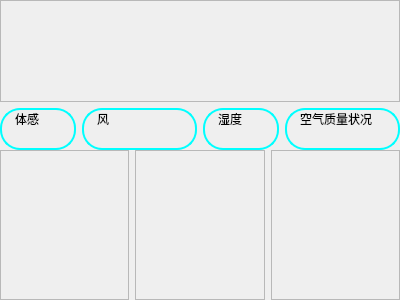
Qt form ui/weather.ui (Younger-Chan/everyday) before a commit.
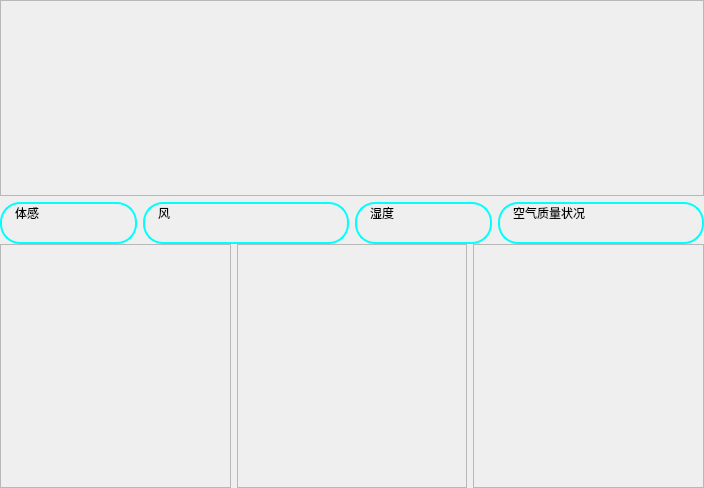
The same form after that commit.

Commit message: 修改天气布局

What changed in the file:
```diff
--- a/ui/weather.ui
+++ b/ui/weather.ui
@@ -6,8 +6,8 @@
    <rect>
     <x>0</x>
     <y>0</y>
-    <width>400</width>
-    <height>300</height>
+    <width>704</width>
+    <height>488</height>
    </rect>
   </property>
   <property name="windowTitle">
@@ -79,7 +79,7 @@
               <number>0</number>
              </property>
              <item>
-              <layout class="QHBoxLayout" name="horizontalLayout_2" stretch="2,2">
+              <layout class="QHBoxLayout" name="horizontalLayout_5" stretch="5,5">
                <item>
                 <widget class="QLabel" name="l_loc">
                  <property name="sizePolicy">
@@ -102,7 +102,7 @@
                 </widget>
                </item>
                <item>
-                <layout class="QVBoxLayout" name="verticalLayout_3">
+                <layout class="QHBoxLayout" name="horizontalLayout_2">
                  <item>
                   <widget class="QLabel" name="l_temp">
                    <property name="sizePolicy">
@@ -123,6 +123,18 @@
                   </widget>
                  </item>
                  <item>
+                  <layout class="QVBoxLayout" name="verticalLayout_3">
+                   <item>
+                    <widget class="QLabel" name="l_skyIcon">
+                     <property name="text">
+                      <string/>
+                     </property>
+                     <property name="alignment">
+                      <set>Qt::AlignCenter</set>
+                     </property>
+                    </widget>
+                   </item>
+                   <item>
                   <widget class="QLabel" name="l_sky">
                    <property name="sizePolicy">
                     <sizepolicy hsizetype="Expanding" vsizetype="Expanding">
@@ -146,6 +158,8 @@
               </layout>
              </item>
             </layout>
+             </item>
+            </layout>
            </widget>
           </item>
           <item>
@@ -509,6 +523,9 @@
                  <property name="text">
                   <string/>
                  </property>
+                 <property name="alignment">
+                  <set>Qt::AlignCenter</set>
+                 </property>
                 </widget>
                </item>
                <item row="1" column="1">
@@ -602,6 +619,9 @@
                  <property name="text">
                   <string/>
                  </property>
+                 <property name="alignment">
+                  <set>Qt::AlignCenter</set>
+                 </property>
                 </widget>
                </item>
                <item row="1" column="0">
@@ -695,6 +715,9 @@
                  <property name="text">
                   <string/>
                  </property>
+                 <property name="alignment">
+                  <set>Qt::AlignCenter</set>
+                 </property>
                 </widget>
                </item>
                <item row="1" column="1">
```
Lines whose indentation alone changed are shown as unchanged. The commit also changes 1 other file.
